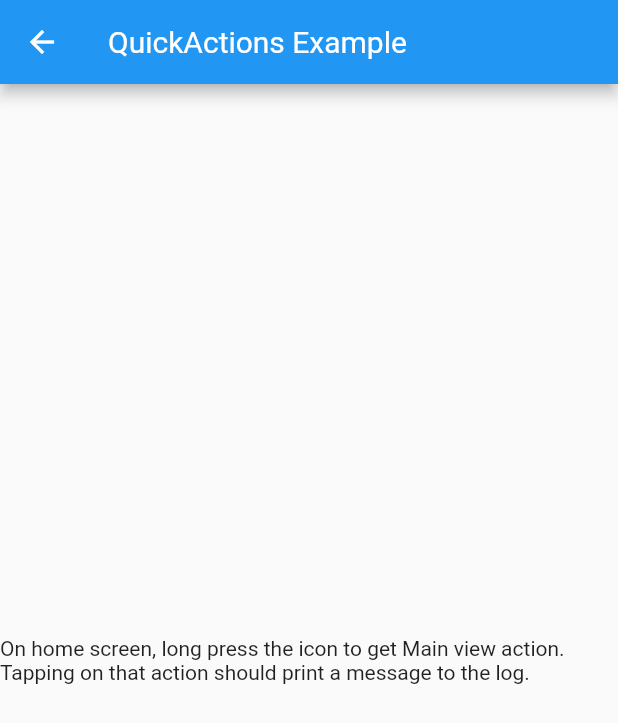
After one commit to ibhavikmakwana/FlutterPlayground, a Flutter app: the QuickActionsExample screen opened by its route, on a phone screen of 412 x 824 dp. The commit adds this screen. Shown: the top 723 px of the screen. Run offline on Flutter 3.47's test engine with Material 2 defaults, Android fonts, the phone set to English and light mode, and no system bars; our stand-ins replace flare_flutter, google_maps_flutter; missing offline and left inert: quick_actions; Roboto replaces fonts that are missing (MajorMonoDisplay-Regular.ttf).

Commit message:
quick actions example

```diff
--- a/lib/main.dart
+++ b/lib/main.dart
@@ -6,6 +6,7 @@ import 'package:flutter/material.dart';
 import 'package:flutter_playground/ui/datatable/data_table_example.dart';
 import 'package:flutter_playground/ui/expanded_example/expanded_example.dart';
 import 'package:flutter_playground/ui/flare/flare_example.dart';
+import 'package:flutter_playground/ui/quick_actions/QuickActionsExample.dart';
 import 'package:flutter_playground/ui/wrap/wrap_example.dart';
 
 import 'imports.dart';
@@ -106,6 +107,8 @@ class MyApp extends StatelessWidget {
           ExpandedExample(Strings.expandedExampleTitle),
       Strings.wrapExampleRoute: (BuildContext context) =>
           WrapExample(Strings.wrapExampleTitle),
+      Strings.quickActionsRoute: (BuildContext context) =>
+          QuickActionsExample(Strings.quickActionsTitle),
     };
   }
 }
@@ -180,8 +183,8 @@ class _MyHomePageState extends State<MyHomePage>
     if (status) {
       return ListView.builder(
         itemBuilder: (BuildContext context, int index) => ExampleNameItem(
-              exampleNames: names[index],
-            ),
+          exampleNames: names[index],
+        ),
         itemCount: names.length,
         padding: EdgeInsets.symmetric(vertical: 8.0, horizontal: 8.0),
       );
@@ -192,8 +195,8 @@ class _MyHomePageState extends State<MyHomePage>
           childAspectRatio: 3.0,
         ),
         itemBuilder: (BuildContext context, int index) => ExampleNameItem(
-              exampleNames: names[index],
-            ),
+          exampleNames: names[index],
+        ),
         itemCount: names.length,
         padding: EdgeInsets.symmetric(vertical: 8.0, horizontal: 8.0),
       );
@@ -239,4 +242,5 @@ final List<ExampleNames> names = <ExampleNames>[
   ExampleNames(Strings.dataClassExampleTitle),
   ExampleNames(Strings.expandedExampleTitle),
   ExampleNames(Strings.wrapExampleTitle),
+  ExampleNames(Strings.quickActionsTitle),
 ];
--- /dev/null
+++ b/lib/ui/quick_actions/QuickActionsExample.dart
@@ -0,0 +1,50 @@
+import 'package:flutter/material.dart';
+import 'package:quick_actions/quick_actions.dart';
+
+class QuickActionsExample extends StatefulWidget {
+  QuickActionsExample(this.title);
+
+  final String title;
+
+  @override
+  _MyHomePageState createState() => _MyHomePageState();
+}
+
+class _MyHomePageState extends State<QuickActionsExample> {
+  @override
+  void initState() {
+    super.initState();
+    final QuickActions quickActions = const QuickActions();
+    quickActions.initialize((String shortcutType) {
+      if (shortcutType == 'flutter_playground') {
+        print('Hey. There Welcome to the Flutter Playground app');
+      }
+    });
+
+    quickActions.setShortcutItems(
+      <ShortcutItem>[
+        const ShortcutItem(
+          type: 'flutter_playground',
+          localizedTitle: 'Flutter Playground',
+          icon: 'AppIcon',
+        ),
+      ],
+    );
+  }
+
+  @override
+  Widget build(BuildContext context) {
+    return Scaffold(
+      appBar: AppBar(
+        title: Text(widget.title),
+      ),
+      body: const Center(
+        child: Text(
+          'On home screen, long press the icon to '
+          'get Main view action. Tapping on that action should print '
+          'a message to the log.',
+        ),
+      ),
+    );
+  }
+}
--- a/lib/utils/Strings.dart
+++ b/lib/utils/Strings.dart
@@ -58,6 +58,8 @@ class Strings {
   static const String dataClassExampleRoute = "/DataClass Example";
   static const String expandedExampleRoute = "/Expanded Example";
   static const String wrapExampleRoute = "/Wrap Example";
+  static const String quickActionsRoute = "/QuickActions Example";
+
 
   ///Strings
   //Titles
@@ -78,11 +80,9 @@ class Strings {
   static const String textExampleExampleTitle = "Text Examples";
   static const String lifeCycleStateExampleTitle = "Lifecycle State";
   static const String aboutListTileExampleTitle = "AboutListTile";
-
 //  static const String localAuthTitle = "Local authentication Example";
   static const String rotatedBoxTitle = "RotatedBox Example";
   static const String nestedListTitle = "Nested Example";
-
   static const String cupertinoTimerPickerTitle =
       "CupertinoTimerPicker Example";
   static const String CupertinoActionSheetTitle =
@@ -109,4 +109,5 @@ class Strings {
   static const String dataClassExampleTitle = "DataClass Example";
   static const String expandedExampleTitle = "Expanded Example";
   static const String wrapExampleTitle = "Wrap Example";
+  static const String quickActionsTitle = "QuickActions Example";
 }
--- a/pubspec.yaml
+++ b/pubspec.yaml
@@ -11,6 +11,8 @@ dependencies:
   #  local_auth:
   flare_flutter:
   google_maps_flutter:
+  quick_actions:
+
 dev_dependencies:
   flutter_test:
     sdk: flutter
```
Also changed, not shown: 1 other file.
